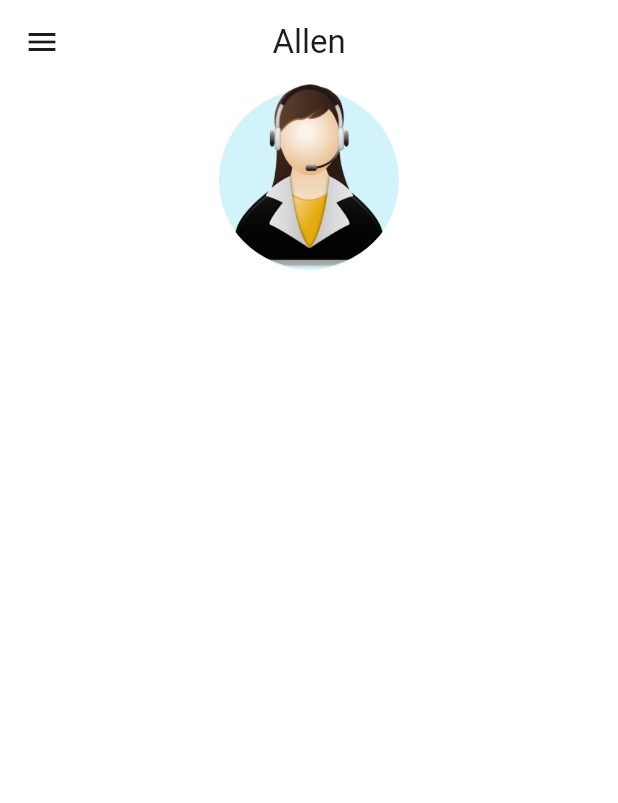
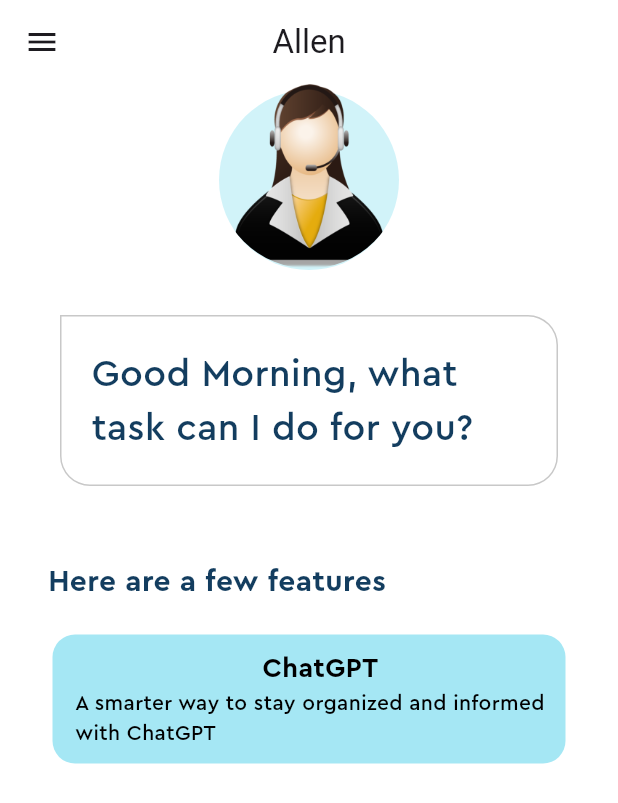
Before and after one commit to Moussi0amine/voice-chat-app, a Flutter app: the screen it shows after launch, on a phone screen of 412 x 824 dp. Shown: the top 803 px of the screen. Run offline on Flutter 3.47's test engine with Material 3 defaults, Android fonts, the phone set to English and light mode, and no system bars.

Commit message:
some features

```diff
--- /dev/null
+++ b/lib/feature_box.dart
@@ -0,0 +1,53 @@
+import 'package:flutter/material.dart';
+import 'package:voicechat/pallette.dart';
+
+class FeatureBox extends StatelessWidget {
+  final Color color;
+  final String headerText;
+  final String descriptionText;
+  const FeatureBox({
+    super.key,
+    required this.color,
+    required this.headerText,
+    required this.descriptionText,
+  });
+
+  @override
+  Widget build(BuildContext context) {
+    return Container(
+      margin: EdgeInsets.symmetric(
+        horizontal: 35,
+        vertical: 10,
+      ),
+      decoration: BoxDecoration(
+        color: color,
+        borderRadius:  BorderRadius.all(
+          Radius.circular(15),
+        ),
+        ),
+      child: Padding(
+        padding: const EdgeInsets.symmetric(
+            vertical: 10
+        ).copyWith(
+          left: 15,
+        ),
+        child: Column(
+          children: [
+            Text(headerText, style: TextStyle(
+          fontFamily: 'Cera Pro',
+          color: Pallete.blackColor,
+          fontSize: 18,
+          fontWeight: FontWeight.bold,
+        ),
+        ),
+            Text(descriptionText, style: TextStyle(
+              fontFamily: 'Cera Pro',
+              color: Pallete.blackColor,
+            ),
+            ),
+          ],
+        ),
+      ),
+    );
+  }
+}
--- a/lib/home_page.dart
+++ b/lib/home_page.dart
@@ -1,4 +1,5 @@
 import 'package:flutter/material.dart';
+import 'package:voicechat/feature_box.dart';
 import 'package:voicechat/pallette.dart';
 
 class HomePage extends StatefulWidget {
@@ -44,7 +45,54 @@
             ],
           ),
           // Chat bubble
-
+          Container(
+            padding: const EdgeInsets.symmetric(
+              horizontal: 20,
+              vertical: 10,
+            ),
+            margin: const EdgeInsets.symmetric(horizontal: 40, vertical: 30).copyWith(
+              top: 30,
+            ),
+            decoration: BoxDecoration(
+              border: Border.all  (
+                color: Pallete.borderColor,
+              ),
+              borderRadius: BorderRadius.circular(20).copyWith(
+                topLeft: Radius.zero,
+              ),
+            ),
+            child: const Padding(
+              padding: const EdgeInsets.symmetric(vertical: 10.0),
+              child: Text('Good Morning, what task can I do for you?', style: const TextStyle(
+                fontFamily: 'Cera Pro',
+                color: Pallete.mainFontColor,
+                fontSize: 25,
+              )
+              ),
+          )
+          ),
+          Container(
+            padding: const EdgeInsets.all(10),
+            alignment: Alignment.centerLeft,
+            margin: const EdgeInsets.only(top: 10, left: 22),
+            child: const Text('Here are a few features', style: TextStyle(
+              fontFamily: 'Cera Pro',
+              color: Pallete.mainFontColor,
+              fontSize: 20,
+              fontWeight: FontWeight.bold,
+            ),
+            ),
+          ),
+          // Features list
+          Column(
+            children: [
+              FeatureBox(
+                  color: Pallete.firstSuggestionBoxColor,
+                  headerText: 'ChatGPT',
+                  descriptionText: 'A smarter way to stay organized and informed with ChatGPT'
+              ),
+            ],
+          )
         ],
       )
     );
```
